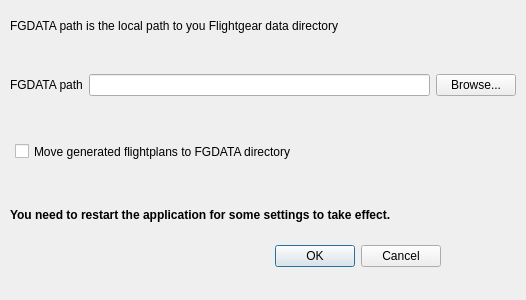
Old version of the form ScheduleUi/SettingsDialog.ui in the repository kantooon/ScheduleViewer.
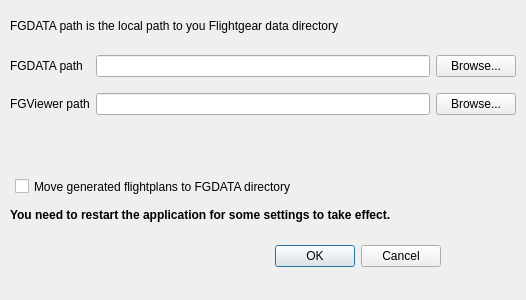
New version of the form. Icons and pictures are not drawn.

Commit message: Add model viewer in Fleet tab

```diff
--- a/ScheduleUi/SettingsDialog.ui
+++ b/ScheduleUi/SettingsDialog.ui
@@ -73,6 +73,23 @@
       </property>
      </widget>
     </item>
+    <item row="1" column="0">
+     <widget class="QLabel" name="label_4">
+      <property name="text">
+       <string>FGViewer path</string>
+      </property>
+     </widget>
+    </item>
+    <item row="1" column="1">
+     <widget class="QLineEdit" name="binaryPathEdit"/>
+    </item>
+    <item row="1" column="2">
+     <widget class="QPushButton" name="browseBinaryButton">
+      <property name="text">
+       <string>Browse...</string>
+      </property>
+     </widget>
+    </item>
    </layout>
   </widget>
   <widget class="QLabel" name="label_3">
@@ -92,7 +109,7 @@
    <property name="geometry">
     <rect>
      <x>15</x>
-     <y>140</y>
+     <y>175</y>
      <width>331</width>
      <height>23</height>
     </rect>
```
The commit also changes 9 other files.
